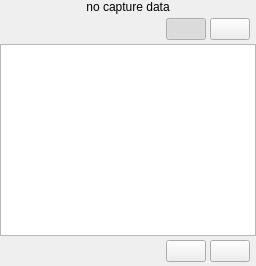
The window that front/qt/col_4.ui (Alexey-Nikolaevic-B/2042_sensor_testing) describes before a commit, drawn with Qt 5.
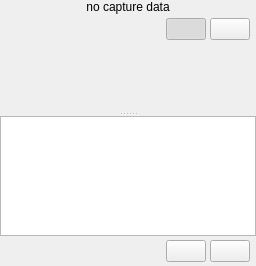
The same window after the commit.

```diff
--- a/front/qt/col_4.ui
+++ b/front/qt/col_4.ui
@@ -65,10 +65,35 @@
 
    <!-- Log -->
    <item>
+    <widget class="QSplitter" name="splitter_result_log">
+     <property name="orientation"><enum>Qt::Vertical</enum></property>
+     <property name="childrenCollapsible"><bool>false</bool></property>
+
+     <widget class="QScrollArea" name="scroll_test_result">
+      <property name="frameShape"><enum>QFrame::NoFrame</enum></property>
+      <property name="verticalScrollBarPolicy"><enum>Qt::ScrollBarAsNeeded</enum></property>
+      <property name="horizontalScrollBarPolicy"><enum>Qt::ScrollBarAlwaysOff</enum></property>
+      <property name="widgetResizable"><bool>true</bool></property>
+      <widget class="QWidget" name="scroll_test_result_contents">
+       <property name="geometry">
+        <rect><x>0</x><y>0</y><width>220</width><height>150</height></rect>
+       </property>
+       <layout class="QVBoxLayout" name="test_result_layout">
+        <property name="spacing"><number>0</number></property>
+        <property name="leftMargin"><number>0</number></property>
+        <property name="topMargin"><number>0</number></property>
+        <property name="rightMargin"><number>0</number></property>
+        <property name="bottomMargin"><number>0</number></property>
+       </layout>
+      </widget>
+     </widget>
+
     <widget class="QPlainTextEdit" name="log_view">
      <property name="readOnly"><bool>true</bool></property>
      <property name="lineWrapMode"><enum>QPlainTextEdit::NoWrap</enum></property>
      <property name="maximumBlockCount"><number>2000</number></property>
+     </widget>
+
     </widget>
    </item>
 
```
Left out of the diff: 2 changed lines with no effect on the pictures. Lines whose indentation alone changed are shown as unchanged.
